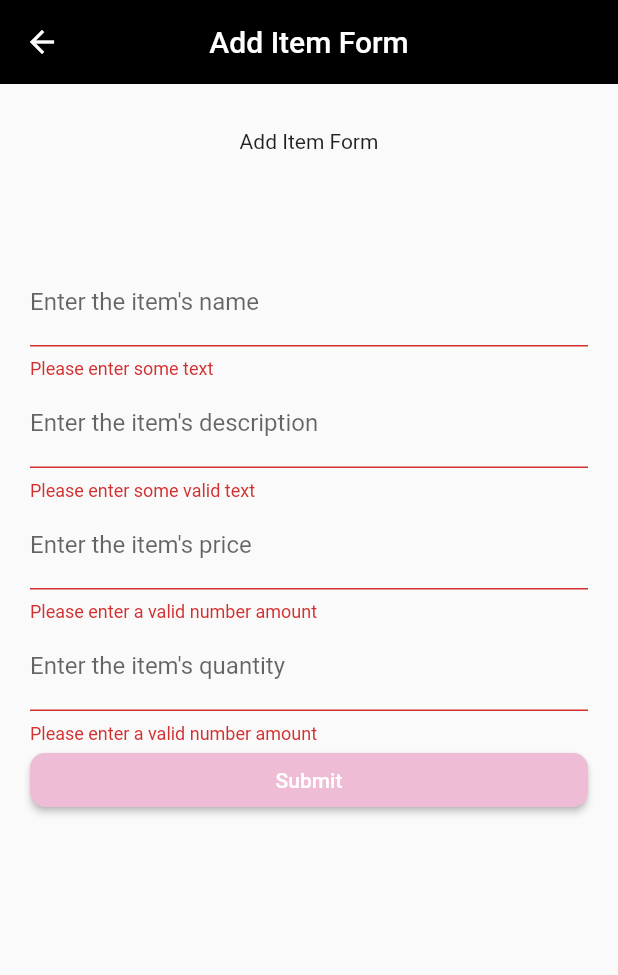
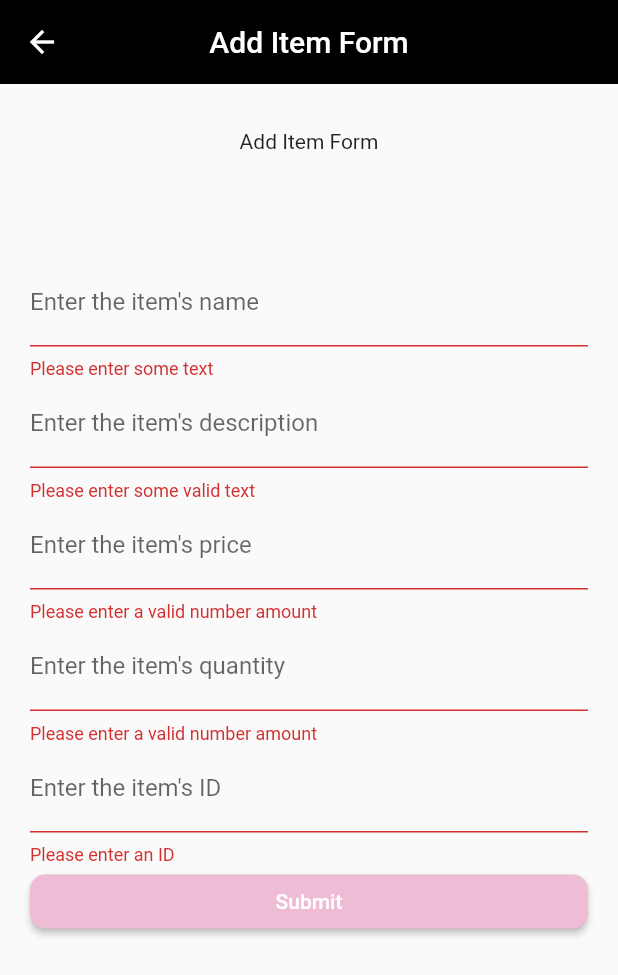
Before and after one commit to samuel-howell/SIM, a Flutter app: the AddItemScreen screen opened directly, after a tap on "Submit", on a phone screen of 412 x 824 dp. Shown: the top 975 px of the screen. Run offline on Flutter 3.47's test engine with Material 2 defaults, Android fonts, the phone set to English and light mode, and no system bars; our stand-ins replace cloud_firestore, firebase_auth, firebase_core, flutter_slidable, fluttertoast; accounts and stored records are empty.

```diff
--- a/lib/src/utilities/database.dart
+++ b/lib/src/utilities/database.dart
@@ -17,10 +17,11 @@ class Database {
 //  method to  add an item
   static Future<void> addItem({
     required String name,
-    required String price,
+    required double price,
     required String quantity,
     required String description,
     required String mostRecentScanIn,
+    required String id
   }) async {
 
     DocumentReference itemDocumentReferencer =
@@ -34,8 +35,9 @@ class Database {
       "price": price,
       "quantity": quantity,
 
-      "item-id": itemDocumentReferencer.id,
-      "lowercase-item-id":itemDocumentReferencer.id.toLowerCase(), // for use with the search bar
+      "id": id,
+      "lowercaseID" : id.toLowerCase(), // for use with the search bar
+      "db-item-id": itemDocumentReferencer.id,
 
       "mostRecentScanIn" : mostRecentScanIn,
       "LastEmployeeToInteract" : currentUserUID, //this will be the user id of the last employee to either scan in or scan out the item
@@ -97,7 +99,7 @@ class Database {
 //  method to update an item
   static Future<void> editItem({
     required String name,
-    required String price,
+    required double price,
     required String quantity,
     required String description,
     //required String mostRecentScanIn,  //! do i really need this here?
--- a/lib/src/widgets/add-item-form.dart
+++ b/lib/src/widgets/add-item-form.dart
@@ -33,6 +33,8 @@ class AddItemFormState extends State<AddItemForm> {
   final TextEditingController _descriptionController = TextEditingController();
   final TextEditingController _priceController = TextEditingController();
   final TextEditingController _quantityController = TextEditingController();
+  final TextEditingController _idController = TextEditingController();
+
 
   //quick calculation of the current date for mostRecentScanIn section in the Firestore DB using the intl package for date formatting
   String _currentDateTime = DateFormat.yMEd().add_jms().format(DateTime.now());
@@ -129,6 +131,24 @@ class AddItemFormState extends State<AddItemForm> {
             },
           ),
 
+          // text field for quantity
+          TextFormField(
+            decoration: InputDecoration(
+              border: UnderlineInputBorder(),
+              labelText: 'Enter the item\'s ID',
+            ),
+            controller: _idController,
+            keyboardType: TextInputType.text,
+            validator: (value) { // The validator receives the text that the user has entered.
+
+            //way 2: calling regex created at beginning of file
+              if (value == null || value.isEmpty) {
+                return 'Please enter an ID';
+              }
+              return null;
+            },
+          ),
+
 
 
 
@@ -165,9 +185,10 @@ class AddItemFormState extends State<AddItemForm> {
                         await Database.addItem(
                           name: _nameController.text,
                           description: _descriptionController.text,
-                          price: _priceController.text,
+                          price: double.parse(_priceController.text),
                           quantity: _quantityController.text,
                           mostRecentScanIn: _currentDateTime,  // pulls from the  _currentDateTime var created above.
+                          id: _idController.text,
                         );
 
                         setState(() {
--- a/lib/src/widgets/custom-alert-dialogs.dart
+++ b/lib/src/widgets/custom-alert-dialogs.dart
@@ -301,7 +301,6 @@ return showDialog(
 
 
 //TODO:figure out how to autoselect the first store in the store list upon user login so that the program doesn't crash when user goes to item page before store page
-//TODO:  ADD search bar for store list and item list pages
 //  this method will delete the item from the item list
 showItemDeleteConfirmationAlertDialog(BuildContext context, String itemDocID) {  //
   // set up the buttons
@@ -485,7 +484,7 @@ return showDialog(
                                         name: _itemNameController.text,
                                         description: _itemDescriptionController.text,
                                         itemDocID: itemDocID, //! make sure this is the item docId
-                                        price: _itemPriceController.text,
+                                        price: double.parse(_itemPriceController.text),
                                         quantity: _itemQuantityController.text,  // make sure to pass the doc id to the editItem method so you know which store document to update
                                       );
 
```
Also changed, not shown: lib/src/screens/item-screen.dart (+87 -2 lines).
